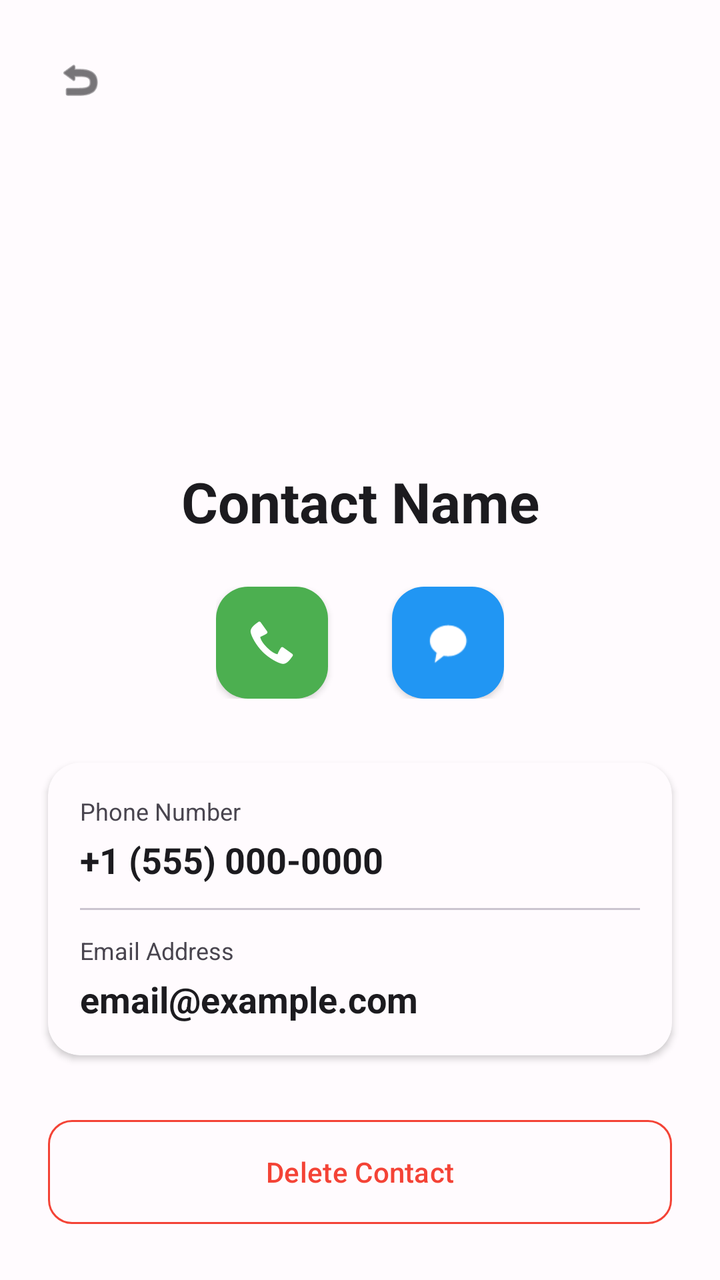
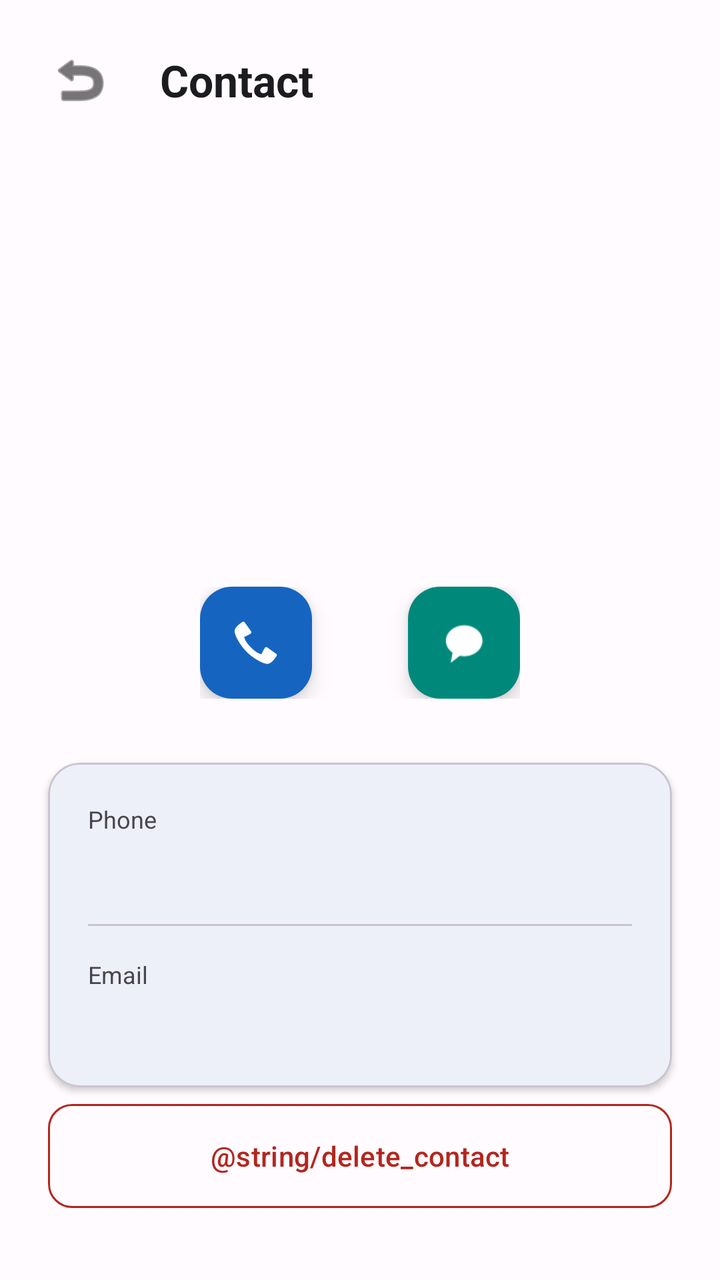

An Android layout rendered at two revisions. The XML below is the earlier revision; the diff shows what the commit changed to produce the second picture.
<!-- AndroidManifest.xml: application theme Theme.ContactManager -->
<!-- res/layout/activity_contact_details.xml -->
<?xml version="1.0" encoding="utf-8"?>
<androidx.constraintlayout.widget.ConstraintLayout
    xmlns:android="http://schemas.android.com/apk/res/android"
    xmlns:app="http://schemas.android.com/apk/res-auto"
    xmlns:tools="http://schemas.android.com/tools"
    android:layout_width="match_parent"
    android:layout_height="match_parent"
    android:background="?attr/colorSurface"
    android:id="@+id/main"
    tools:context=".ContactDetails">

    <ImageView
        android:id="@+id/btn_back"
        android:layout_width="48dp"
        android:layout_height="48dp"
        android:layout_marginStart="16dp"
        android:layout_marginTop="16dp"
        android:background="?attr/selectableItemBackgroundBorderless"
        android:clickable="true"
        android:focusable="true"
        android:padding="12dp"
        android:src="@android:drawable/ic_menu_revert"
        app:layout_constraintStart_toStartOf="parent"
        app:layout_constraintTop_toTopOf="parent"
        app:tint="?attr/colorOnSurface" />

    <FrameLayout
        android:id="@+id/detail_avatar_container"
        android:layout_width="120dp"
        android:layout_height="120dp"
        android:layout_marginTop="32dp"
        app:layout_constraintEnd_toEndOf="parent"
        app:layout_constraintStart_toStartOf="parent"
        app:layout_constraintTop_toBottomOf="@id/btn_back">

        <TextView
            android:id="@+id/tv_detail_initial"
            android:layout_width="match_parent"
            android:layout_height="match_parent"
            android:background="@drawable/circle_background"
            android:gravity="center"
            android:textColor="@android:color/white"
            android:textSize="48sp"
            android:textStyle="bold" />

        <com.google.android.material.imageview.ShapeableImageView
            android:id="@+id/iv_detail_avatar"
            android:layout_width="match_parent"
            android:layout_height="match_parent"
            android:scaleType="centerCrop"
            android:visibility="gone"
            app:shapeAppearanceOverlay="@style/ShapeAppearance.Material3.Corner.Full" />
    </FrameLayout>

    <TextView
        android:id="@+id/tv_detail_name"
        android:layout_width="wrap_content"
        android:layout_height="wrap_content"
        android:layout_marginTop="16dp"
        android:text="Contact Name"
        android:textColor="?attr/colorOnSurface"
        android:textSize="28sp"
        android:textStyle="bold"
        app:layout_constraintEnd_toEndOf="parent"
        app:layout_constraintStart_toStartOf="parent"
        app:layout_constraintTop_toBottomOf="@id/detail_avatar_container" />

    <LinearLayout
        android:id="@+id/layout_quick_actions"
        android:layout_width="wrap_content"
        android:layout_height="wrap_content"
        android:layout_marginTop="24dp"
        android:orientation="horizontal"
        android:spacing="16dp"
        app:layout_constraintEnd_toEndOf="parent"
        app:layout_constraintStart_toStartOf="parent"
        app:layout_constraintTop_toBottomOf="@id/tv_detail_name">

        <com.google.android.material.floatingactionbutton.FloatingActionButton
            android:id="@+id/fab_call"
            android:layout_width="wrap_content"
            android:layout_height="wrap_content"
            android:layout_marginEnd="16dp"
            android:backgroundTint="#4CAF50"
            android:contentDescription="call"
            android:src="@android:drawable/stat_sys_phone_call"
            app:elevation="2dp"
            app:tint="@android:color/white" />

        <com.google.android.material.floatingactionbutton.FloatingActionButton
            android:id="@+id/fab_message"
            android:layout_width="wrap_content"
            android:layout_height="wrap_content"
            android:layout_marginStart="16dp"
            android:backgroundTint="#2196F3"
            android:contentDescription="message"
            android:src="@android:drawable/sym_action_chat"
            app:elevation="2dp"
            app:tint="@android:color/white" />
    </LinearLayout>

    <androidx.cardview.widget.CardView
        android:layout_width="match_parent"
        android:layout_height="wrap_content"
        android:layout_marginHorizontal="24dp"
        android:layout_marginTop="32dp"
        app:cardBackgroundColor="?attr/colorSurface"
        app:cardCornerRadius="16dp"
        app:cardElevation="2dp"
        app:layout_constraintTop_toBottomOf="@id/layout_quick_actions">

        <LinearLayout
            android:layout_width="match_parent"
            android:layout_height="wrap_content"
            android:orientation="vertical"
            android:padding="16dp">

            <TextView
                android:layout_width="wrap_content"
                android:layout_height="wrap_content"
                android:text="Phone Number"
                android:textColor="?attr/colorOnSurfaceVariant"
                android:textSize="12sp" />

            <TextView
                android:id="@+id/tv_detail_phone"
                android:layout_width="match_parent"
                android:layout_height="wrap_content"
                android:layout_marginTop="4dp"
                android:text="+1 (555) 000-0000"
                android:textColor="?attr/colorOnSurface"
                android:textSize="18sp"
                android:textStyle="bold" />

            <View
                android:layout_width="match_parent"
                android:layout_height="1dp"
                android:layout_marginVertical="12dp"
                android:background="?attr/colorOutlineVariant" />

            <TextView
                android:layout_width="wrap_content"
                android:layout_height="wrap_content"
                android:text="Email Address"
                android:textColor="?attr/colorOnSurfaceVariant"
                android:textSize="12sp" />

            <TextView
                android:id="@+id/tv_detail_email"
                android:layout_width="match_parent"
                android:layout_height="wrap_content"
                android:layout_marginTop="4dp"
                android:text="email@example.com"
                android:textColor="?attr/colorOnSurface"
                android:textSize="18sp"
                android:textStyle="bold" />
        </LinearLayout>
    </androidx.cardview.widget.CardView>

    <Button
        android:id="@+id/btn_delete_contact"
        style="?attr/materialButtonOutlinedStyle"
        android:layout_width="match_parent"
        android:layout_height="60dp"
        android:layout_marginHorizontal="24dp"
        android:layout_marginBottom="24dp"
        android:text="Delete Contact"
        android:textColor="#F44336"
        app:strokeColor="#F44336"
        app:cornerRadius="12dp"
        app:layout_constraintBottom_toBottomOf="parent" />

</androidx.constraintlayout.widget.ConstraintLayout>
<!-- resources referenced by this layout -->
<resources>
  <!-- drawable circle_background (drawable) -->
  <?xml version="1.0" encoding="utf-8"?>
  <selector xmlns:android="http://schemas.android.com/apk/res/android">
      <item>
          <shape android:shape="oval" />
      </item>
  </selector>
  <style name="Theme.ContactManager" parent="Base.Theme.ContactManager" />
  <style name="Base.Theme.ContactManager" parent="Theme.Material3.DayNight.NoActionBar">
          <item name="colorPrimary">@color/md3_primary</item>
          <item name="colorOnPrimary">@color/md3_on_primary</item>
          <item name="colorPrimaryContainer">@color/md3_primary_container</item>
          <item name="colorOnPrimaryContainer">@color/md3_on_primary_container</item>
  
          <item name="colorSecondary">@color/md3_secondary</item>
          <item name="colorOnSecondary">@color/md3_on_secondary</item>
          <item name="colorSecondaryContainer">@color/md3_secondary_container</item>
  
          <item name="colorTertiary">@color/md3_tertiary</item>
          <item name="colorOnTertiary">@color/md3_on_tertiary</item>
  
          <item name="colorError">@color/md3_error</item>
          <item name="colorOnError">@color/md3_on_error</item>
  
          <item name="colorSurface">@color/md3_surface</item>
          <item name="colorOnSurface">@color/md3_on_surface</item>
          <item name="colorSurfaceVariant">@color/md3_surface_variant</item>
          <item name="colorOnSurfaceVariant">@color/md3_on_surface_variant</item>
  
          <item name="colorOutline">@color/md3_outline</item>
          <item name="colorOutlineVariant">@color/md3_outline_variant</item>
  
          <item name="android:statusBarColor">@android:color/transparent</item>
          <item name="android:navigationBarColor">@android:color/transparent</item>
      </style>
  <color name="md3_primary">#1565C0</color>
  <color name="md3_on_primary">#FFFFFF</color>
  <color name="md3_primary_container">#D1E4FF</color>
  <color name="md3_on_primary_container">#001D36</color>
  <color name="md3_secondary">#00897B</color>
  <color name="md3_on_secondary">#FFFFFF</color>
  <color name="md3_secondary_container">#B2DFDB</color>
  <color name="md3_tertiary">#7C5800</color>
  <color name="md3_on_tertiary">#FFFFFF</color>
  <color name="md3_error">#B3261E</color>
  <color name="md3_on_error">#FFFFFF</color>
  <color name="md3_surface">#FFFBFE</color>
  <color name="md3_on_surface">#1C1B1F</color>
  <color name="md3_surface_variant">#E7E0EC</color>
  <color name="md3_on_surface_variant">#49454F</color>
  <color name="md3_outline">#79747E</color>
  <color name="md3_outline_variant">#CAC4D0</color>
</resources>

<!-- the commit's change to res/layout/activity_contact_details.xml (unified diff, before → after) -->
@@ -9,20 +9,32 @@
     android:id="@+id/main"
     tools:context=".ContactDetails">
 
-    <ImageView
+    <ImageButton
         android:id="@+id/btn_back"
         android:layout_width="48dp"
         android:layout_height="48dp"
         android:layout_marginStart="16dp"
         android:layout_marginTop="16dp"
         android:background="?attr/selectableItemBackgroundBorderless"
-        android:clickable="true"
-        android:focusable="true"
+        android:contentDescription="Back"
         android:padding="12dp"
         android:src="@android:drawable/ic_menu_revert"
         app:layout_constraintStart_toStartOf="parent"
         app:layout_constraintTop_toTopOf="parent"
         app:tint="?attr/colorOnSurface" />
+
+    <TextView
+        android:id="@+id/tv_detail_title"
+        android:layout_width="wrap_content"
+        android:layout_height="wrap_content"
+        android:layout_marginStart="16dp"
+        android:text="Contact"
+        android:textColor="?attr/colorOnSurface"
+        android:textSize="22sp"
+        android:textStyle="bold"
+        app:layout_constraintBottom_toBottomOf="@id/btn_back"
+        app:layout_constraintStart_toEndOf="@id/btn_back"
+        app:layout_constraintTop_toTopOf="@id/btn_back" />
 
     <FrameLayout
         android:id="@+id/detail_avatar_container"
@@ -57,7 +69,6 @@
         android:layout_width="wrap_content"
         android:layout_height="wrap_content"
         android:layout_marginTop="16dp"
-        android:text="Contact Name"
         android:textColor="?attr/colorOnSurface"
         android:textSize="28sp"
         android:textStyle="bold"
@@ -70,36 +81,34 @@
         android:layout_width="wrap_content"
         android:layout_height="wrap_content"
         android:layout_marginTop="24dp"
+        android:gravity="center"
         android:orientation="horizontal"
-        android:spacing="16dp"
         app:layout_constraintEnd_toEndOf="parent"
         app:layout_constraintStart_toStartOf="parent"
         app:layout_constraintTop_toBottomOf="@id/tv_detail_name">
 
-        <com.google.android.material.floatingactionbutton.FloatingActionButton
+    <com.google.android.material.floatingactionbutton.FloatingActionButton
             android:id="@+id/fab_call"
             android:layout_width="wrap_content"
             android:layout_height="wrap_content"
-            android:layout_marginEnd="16dp"
-            android:backgroundTint="#4CAF50"
-            android:contentDescription="call"
+            android:layout_marginEnd="24dp"
+            android:contentDescription="Call"
             android:src="@android:drawable/stat_sys_phone_call"
-            app:elevation="2dp"
-            app:tint="@android:color/white" />
+            app:backgroundTint="?attr/colorPrimary"
+            app:tint="?attr/colorOnPrimary" />
 
         <com.google.android.material.floatingactionbutton.FloatingActionButton
             android:id="@+id/fab_message"
             android:layout_width="wrap_content"
             android:layout_height="wrap_content"
-            android:layout_marginStart="16dp"
-            android:backgroundTint="#2196F3"
-            android:contentDescription="message"
+            android:layout_marginStart="24dp"
+            android:contentDescription="Message"
             android:src="@android:drawable/sym_action_chat"
-            app:elevation="2dp"
-            app:tint="@android:color/white" />
+            app:backgroundTint="?attr/colorSecondary"
+            app:tint="?attr/colorOnSecondary" />
     </LinearLayout>
 
-    <androidx.cardview.widget.CardView
+    <com.google.android.material.card.MaterialCardView
         android:layout_width="match_parent"
         android:layout_height="wrap_content"
         android:layout_marginHorizontal="24dp"
@@ -107,18 +116,20 @@
         app:cardBackgroundColor="?attr/colorSurface"
         app:cardCornerRadius="16dp"
         app:cardElevation="2dp"
+        app:strokeColor="?attr/colorOutlineVariant"
+        app:strokeWidth="1dp"
         app:layout_constraintTop_toBottomOf="@id/layout_quick_actions">
 
         <LinearLayout
             android:layout_width="match_parent"
             android:layout_height="wrap_content"
             android:orientation="vertical"
-            android:padding="16dp">
+            android:padding="20dp">
 
             <TextView
                 android:layout_width="wrap_content"
                 android:layout_height="wrap_content"
-                android:text="Phone Number"
+                android:text="Phone"
                 android:textColor="?attr/colorOnSurfaceVariant"
                 android:textSize="12sp" />
 
@@ -127,7 +138,6 @@
                 android:layout_width="match_parent"
                 android:layout_height="wrap_content"
                 android:layout_marginTop="4dp"
-                android:text="+1 (555) 000-0000"
                 android:textColor="?attr/colorOnSurface"
                 android:textSize="18sp"
                 android:textStyle="bold" />
@@ -135,13 +145,13 @@
             <View
                 android:layout_width="match_parent"
                 android:layout_height="1dp"
-                android:layout_marginVertical="12dp"
+                android:layout_marginVertical="16dp"
                 android:background="?attr/colorOutlineVariant" />
 
             <TextView
                 android:layout_width="wrap_content"
                 android:layout_height="wrap_content"
-                android:text="Email Address"
+                android:text="Email"
                 android:textColor="?attr/colorOnSurfaceVariant"
                 android:textSize="12sp" />
 
@@ -150,12 +160,11 @@
                 android:layout_width="match_parent"
                 android:layout_height="wrap_content"
                 android:layout_marginTop="4dp"
-                android:text="email@example.com"
                 android:textColor="?attr/colorOnSurface"
                 android:textSize="18sp"
                 android:textStyle="bold" />
         </LinearLayout>
-    </androidx.cardview.widget.CardView>
+    </com.google.android.material.card.MaterialCardView>
 
     <Button
         android:id="@+id/btn_delete_contact"
@@ -163,10 +172,10 @@
         android:layout_width="match_parent"
         android:layout_height="60dp"
         android:layout_marginHorizontal="24dp"
-        android:layout_marginBottom="24dp"
-        android:text="Delete Contact"
-        android:textColor="#F44336"
-        app:strokeColor="#F44336"
+        android:layout_marginBottom="32dp"
+        android:text="@string/delete_contact"
+        android:textColor="?attr/colorError"
+        app:strokeColor="?attr/colorError"
         app:cornerRadius="12dp"
         app:layout_constraintBottom_toBottomOf="parent" />
 
<!-- resource entries referenced after the edit -->
@@ -2,11 +2,8 @@
 <resources>
   <!-- drawable circle_background (drawable) -->
   <?xml version="1.0" encoding="utf-8"?>
-  <selector xmlns:android="http://schemas.android.com/apk/res/android">
-      <item>
-          <shape android:shape="oval" />
-      </item>
-  </selector>
+  <shape xmlns:android="http://schemas.android.com/apk/res/android"
+      android:shape="oval" />
   <style name="Theme.ContactManager" parent="Base.Theme.ContactManager" />
   <style name="Base.Theme.ContactManager" parent="Theme.Material3.DayNight.NoActionBar">
           <item name="colorPrimary">@color/md3_primary</item>
